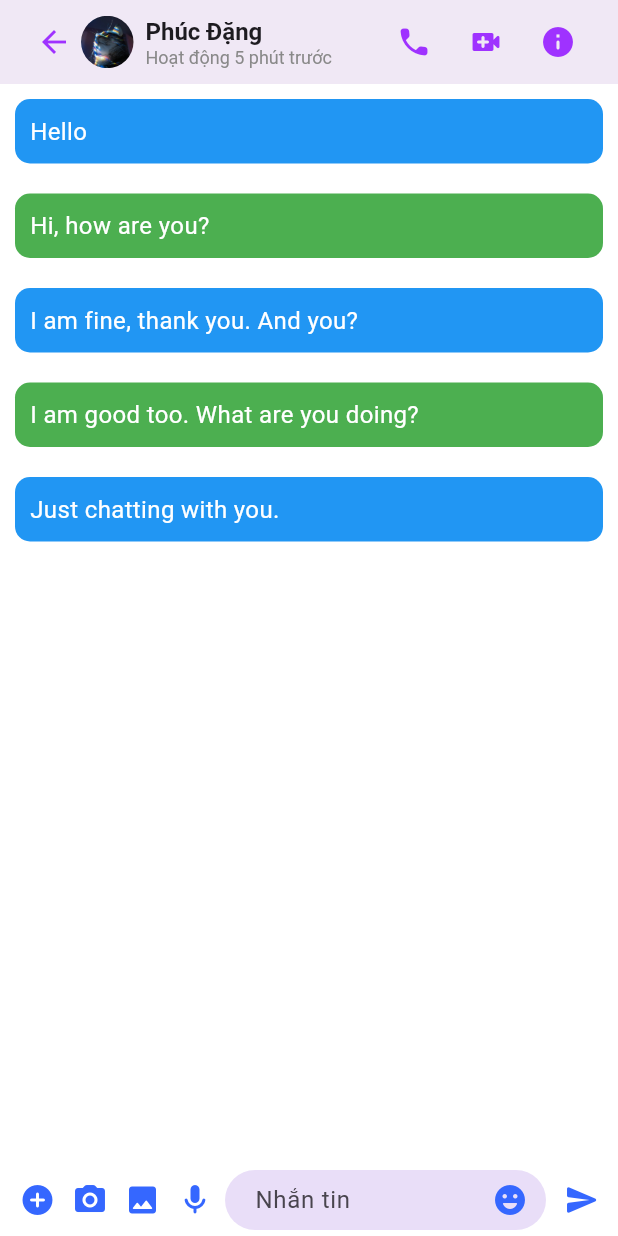
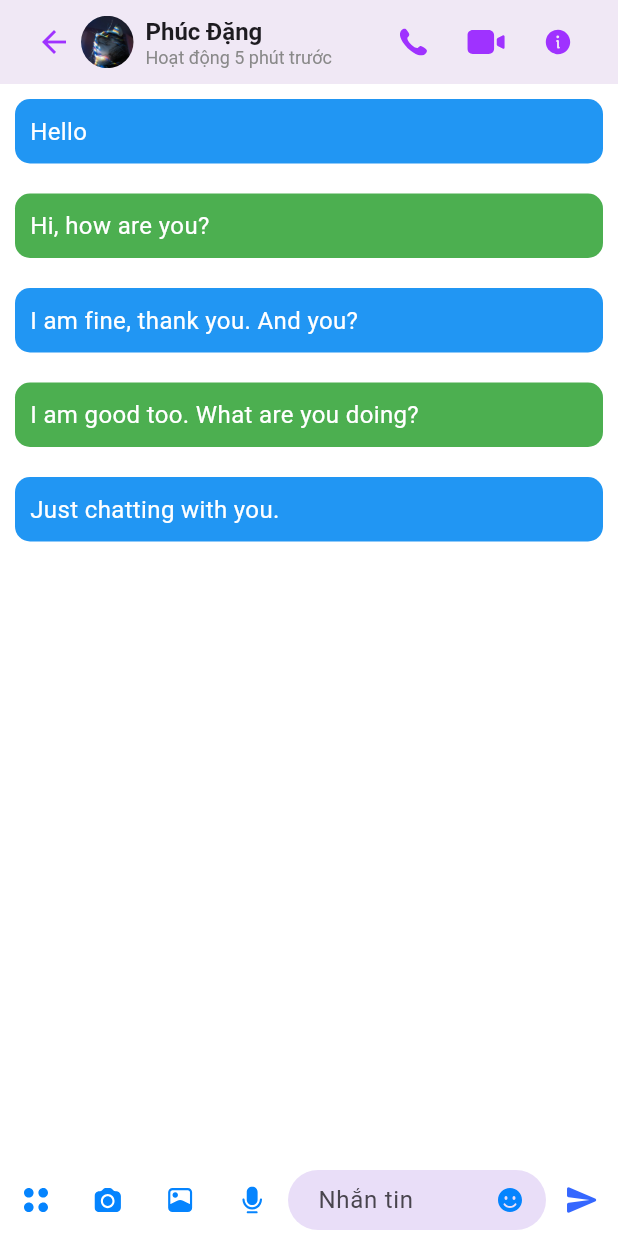
Before and after one commit to dangphuc2470/MessToSheet, a Flutter app: the screen it shows after launch, on a phone screen of 412 x 824 dp. Run offline on Flutter 3.47's test engine with Material 3 defaults, Android fonts, the phone set to English and light mode, and no system bars; our stand-ins replace flutter_svg.

Commit message:
Update UI

```diff
--- a/lib/MyHomeScreen.dart
+++ b/lib/MyHomeScreen.dart
@@ -1,5 +1,6 @@
 import 'package:flutter/material.dart';
 import 'package:flutter/services.dart';
+import 'package:flutter_svg/flutter_svg.dart';
 
 class MyHomeScreen extends StatefulWidget {
   const MyHomeScreen({super.key});
@@ -77,33 +78,33 @@ class _MyHomeScreenState extends State<MyHomeScreen> {
                 mainAxisAlignment: MainAxisAlignment.start,
                 children: [
                   Container(
-                    width: 20,
-                    margin: EdgeInsets.only(left: 5, right: 10),
                     child: IconButton(
-                      onPressed: () {},
-                      icon: Icon(Icons.add_circle_rounded, color: blue),
-                    ),
+                        onPressed: () {},
+                        icon: SvgPicture.asset(
+                          'assets/more_send.svg', fit: BoxFit.fill,
+                        )),
+
                   ),
                   Container(
-                    width: 20,
-                    margin: EdgeInsets.only(left: 5, right: 10),
+                      child: IconButton(
+                        onPressed: () {},
+                        icon: SvgPicture.asset(
+                          'assets/camera.svg', fit: BoxFit.fill,
+                        ),
+                      )),
+                  Container(
                     child: IconButton(
                         onPressed: () {},
-                        icon: Icon(Icons.camera_alt_rounded, color: blue)),
+                        icon: SvgPicture.asset(
+                          'assets/picture.svg', fit: BoxFit.fill,
+                        )),
                   ),
                   Container(
-                    width: 20,
-                    margin: EdgeInsets.only(left: 5, right: 10),
                     child: IconButton(
                         onPressed: () {},
-                        icon: Icon(Icons.photo_rounded, color: blue)),
-                  ),
-                  Container(
-                    width: 20,
-                    margin: EdgeInsets.only(left: 5, right: 20),
-                    child: IconButton(
-                        onPressed: () {},
-                        icon: Icon(Icons.mic_rounded, color: blue)),
+                        icon: SvgPicture.asset(
+                          'assets/voice.svg', fit: BoxFit.fill,
+                        )),
                   ),
                   Expanded(
                     child: Stack(
@@ -111,7 +112,7 @@ class _MyHomeScreenState extends State<MyHomeScreen> {
                         Container(
                           alignment: Alignment.center,
                           height: 40,
-                          padding: EdgeInsets.only(left: 20, bottom:4),
+                          padding: EdgeInsets.only(left: 20, bottom: 4),
                           decoration: BoxDecoration(
                             color: secondaryContainer, // background color
                             borderRadius:
@@ -132,8 +133,9 @@ class _MyHomeScreenState extends State<MyHomeScreen> {
                           top: 0,
                           child: IconButton(
                               onPressed: () {},
-                              icon: Icon(Icons.emoji_emotions_rounded,
-                                  color: blue)),
+                              icon: SvgPicture.asset(
+                                'assets/emoji.svg',
+                              )),
                         ),
                       ],
                     ),
@@ -141,7 +143,9 @@ class _MyHomeScreenState extends State<MyHomeScreen> {
                   IconButton(
                       onPressed: () {},
                       icon: _focusNode.hasFocus
-                          ? Icon(Icons.send_rounded, color: blue)
+                          ? SvgPicture.asset(
+                        'assets/like.svg',
+                      )
                           : Icon(Icons.send_rounded, color: blue)),
                 ],
               ),
--- a/lib/main.dart
+++ b/lib/main.dart
@@ -1,5 +1,5 @@
 import 'package:flutter/material.dart';
-
+import 'package:flutter_svg/flutter_svg.dart';
 import 'MyHomeScreen.dart';
 
 void main() {
@@ -85,13 +85,13 @@ class _MyHomePageState extends State<MyHomePage> {
                 Spacer(),
                 IconButton(
                     onPressed: () {},
-                    icon: Icon(Icons.call_rounded, color: firstColor)),
+                    icon: SvgPicture.asset('assets/call.svg', color: firstColor,),),
                 IconButton(
                     onPressed: () {},
-                    icon: Icon(Icons.video_call_rounded, color: firstColor)),
+                  icon: SvgPicture.asset('assets/video.svg', color: firstColor,),),
                 IconButton(
                     onPressed: () {},
-                    icon: Icon(Icons.info_rounded, color: firstColor)),
+                  icon: SvgPicture.asset('assets/info.svg', color: firstColor,),),
               ],
             ),
           ),
```
Also changed, not shown: pubspec.yaml (+10 -0 lines), assets/call.svg (added), assets/camera.svg (added), assets/emoji.svg (added), assets/info.svg (added), assets/like.svg (added), assets/more_send.svg (added), assets/picture.svg (added), assets/video.svg (added), assets/voice.svg (added), pubspec.lock.
